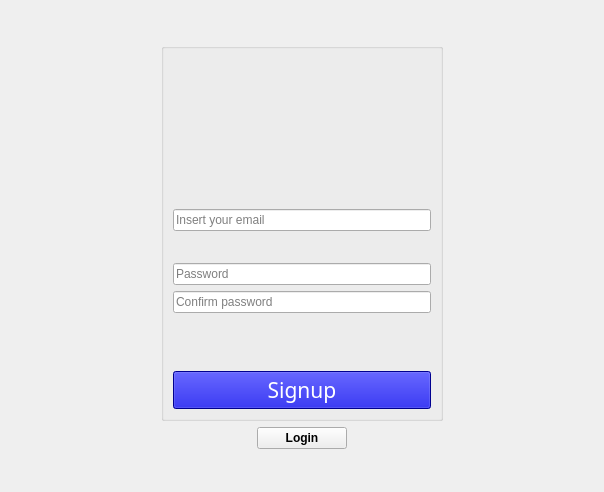
The window that Client/signup.ui (PolitoTeam/Scriba) describes before a commit, drawn with Qt 5.
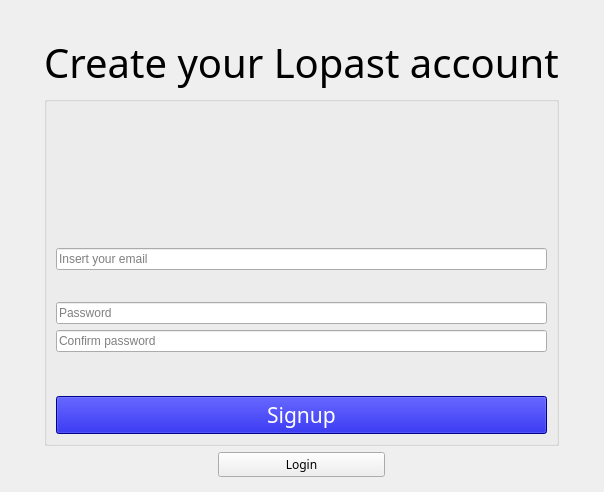
The same window after the commit. Icons and pictures are not drawn. Custom widgets are drawn as their Qt base class.

```diff
--- a/Client/signup.ui
+++ b/Client/signup.ui
@@ -22,28 +22,14 @@
   <layout class="QGridLayout" name="gridLayout_2">
    <item row="0" column="0">
     <layout class="QGridLayout" name="gridLayout">
-     <item row="1" column="0">
-      <spacer name="horizontalSpacer">
-       <property name="orientation">
-        <enum>Qt::Horizontal</enum>
-       </property>
-       <property name="sizeType">
-        <enum>QSizePolicy::Maximum</enum>
-       </property>
-       <property name="sizeHint" stdset="0">
-        <size>
-         <width>150</width>
-         <height>20</height>
-        </size>
-       </property>
-      </spacer>
-     </item>
-     <item row="2" column="3">
+     <item row="4" column="3">
       <widget class="QPushButton" name="t_pushButtonBackLogin">
        <property name="font">
         <font>
-         <weight>75</weight>
-         <bold>true</bold>
+         <family>CMU Sans Serif</family>
+         <weight>50</weight>
+         <bold>false</bold>
+         <kerning>true</kerning>
         </font>
        </property>
        <property name="cursor">
@@ -58,6 +44,54 @@
        </property>
       </widget>
      </item>
+     <item row="3" column="5">
+      <spacer name="horizontalSpacer_2">
+       <property name="orientation">
+        <enum>Qt::Horizontal</enum>
+       </property>
+       <property name="sizeType">
+        <enum>QSizePolicy::Maximum</enum>
+       </property>
+       <property name="sizeHint" stdset="0">
+        <size>
+         <width>100</width>
+         <height>20</height>
+        </size>
+       </property>
+      </spacer>
+     </item>
+     <item row="6" column="2" colspan="3">
+      <spacer name="verticalSpacer_3">
+       <property name="orientation">
+        <enum>Qt::Vertical</enum>
+       </property>
+       <property name="sizeHint" stdset="0">
+        <size>
+         <width>20</width>
+         <height>40</height>
+        </size>
+       </property>
+      </spacer>
+     </item>
+     <item row="1" column="2" colspan="3" alignment="Qt::AlignHCenter|Qt::AlignVCenter">
+      <widget class="QLabel" name="label">
+       <property name="maximumSize">
+        <size>
+         <width>100</width>
+         <height>30</height>
+        </size>
+       </property>
+       <property name="text">
+        <string/>
+       </property>
+       <property name="pixmap">
+        <pixmap resource="client.qrc">:/images/google_logo.jpg</pixmap>
+       </property>
+       <property name="scaledContents">
+        <bool>true</bool>
+       </property>
+      </widget>
+     </item>
      <item row="0" column="2" colspan="3">
       <spacer name="verticalSpacer_4">
        <property name="orientation">
@@ -71,8 +105,8 @@
        </property>
       </spacer>
      </item>
-     <item row="1" column="5">
-      <spacer name="horizontalSpacer_2">
+     <item row="3" column="0">
+      <spacer name="horizontalSpacer">
        <property name="orientation">
         <enum>Qt::Horizontal</enum>
        </property>
@@ -81,13 +115,13 @@
        </property>
        <property name="sizeHint" stdset="0">
         <size>
-         <width>150</width>
+         <width>100</width>
          <height>20</height>
         </size>
        </property>
       </spacer>
      </item>
-     <item row="1" column="2" colspan="3">
+     <item row="3" column="2" colspan="3">
       <widget class="QGroupBox" name="groupBox">
        <property name="sizePolicy">
         <sizepolicy hsizetype="Expanding" vsizetype="Expanding">
@@ -592,18 +626,21 @@
        </layout>
       </widget>
      </item>
-     <item row="4" column="2" colspan="3">
-      <spacer name="verticalSpacer_3">
-       <property name="orientation">
-        <enum>Qt::Vertical</enum>
+     <item row="2" column="2" colspan="3">
+      <widget class="QLabel" name="label_2">
+       <property name="font">
+        <font>
+         <family>CMU Sans Serif</family>
+         <pointsize>30</pointsize>
+        </font>
        </property>
-       <property name="sizeHint" stdset="0">
-        <size>
-         <width>20</width>
-         <height>40</height>
-        </size>
+       <property name="text">
+        <string>Create your Lopast account</string>
        </property>
-      </spacer>
+       <property name="alignment">
+        <set>Qt::AlignCenter</set>
+       </property>
+      </widget>
      </item>
     </layout>
    </item>
```
Left out of the diff: 3 changed lines with no effect on the pictures.
